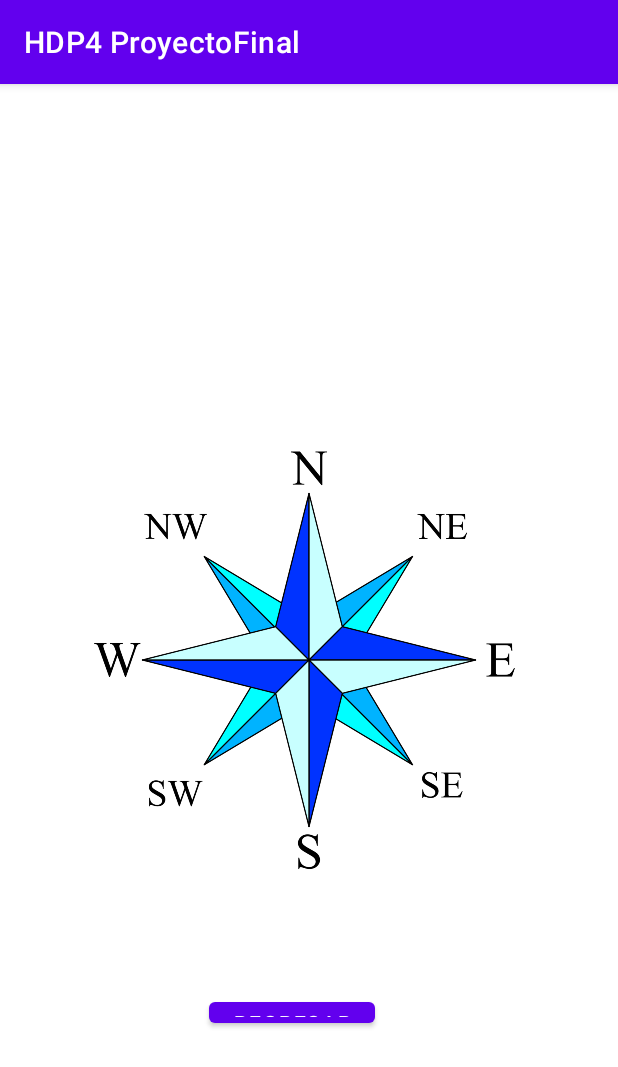
After one commit to bryanjtc/HDP4ProyectoFinal, an Android app: the Brujula screen opened directly, with no data from a screen before it, on a phone screen of 412 x 824 dp. The commit adds this screen. Shown: the top 1067 px of the screen. Run offline under Robolectric (Android 15) with nearby library versions, the phone set to English and light mode, and no system bars.

Commit message:
Added Compass
Added compass which uses the magnetic field sensor of the phone to operate

```diff
--- /dev/null
+++ b/app/src/main/java/com/example/hdp4proyectofinal/Brujula.java
@@ -0,0 +1,107 @@
+package com.example.hdp4proyectofinal;
+
+import androidx.appcompat.app.AppCompatActivity;
+
+import android.content.Intent;
+import android.hardware.Sensor;
+import android.hardware.SensorEvent;
+import android.hardware.SensorEventListener;
+import android.hardware.SensorManager;
+import android.os.Bundle;
+import android.view.animation.Animation;
+import android.view.animation.RotateAnimation;
+import android.widget.Button;
+import android.widget.ImageView;
+
+public class Brujula extends AppCompatActivity implements SensorEventListener {
+
+    ImageView imageView;
+    float[] mGravity = new float[3];
+    float[] mGeomagnetic = new float[3];
+    float azimuth = 0f;
+    float correctAzimuth = 0f;
+    SensorManager mSensorManager;
+    private Sensor magnetic;
+
+    @Override
+    protected void onCreate(Bundle savedInstanceState) {
+        super.onCreate(savedInstanceState);
+        setContentView(R.layout.activity_brujula);
+
+        imageView = findViewById(R.id.compass);
+        mSensorManager = (SensorManager) getSystemService(SENSOR_SERVICE);
+        Button btnRegresar = findViewById(R.id.btnRegresar);
+
+        if(mSensorManager.getDefaultSensor(Sensor.TYPE_MAGNETIC_FIELD)!=null)
+        {
+            magnetic=mSensorManager.getDefaultSensor(Sensor.TYPE_MAGNETIC_FIELD);
+        }else{
+            String mensaje="El sensor no esta presente";
+        }
+
+        btnRegresar.setOnClickListener(v -> {
+            Intent intentMain = new Intent(getApplicationContext(), MainActivity.class);
+            startActivity(intentMain);
+        });
+
+    }
+
+
+    @Override
+    protected void onResume() {
+        super.onResume();
+        mSensorManager.registerListener(this,mSensorManager.getDefaultSensor(Sensor.TYPE_MAGNETIC_FIELD),SensorManager.SENSOR_DELAY_GAME);
+        mSensorManager.registerListener(this,mSensorManager.getDefaultSensor(Sensor.TYPE_ACCELEROMETER),SensorManager.SENSOR_DELAY_GAME);
+    }
+
+    @Override
+    protected void onPause() {
+        super.onPause();
+        mSensorManager.unregisterListener(this);
+    }
+
+    @Override
+    public void onSensorChanged(SensorEvent sensorEvent) {
+        final float alpha = 0.97f;
+        synchronized (this){
+            if (sensorEvent.sensor.getType()==Sensor.TYPE_ACCELEROMETER)
+            {
+                mGravity [0] = alpha*mGravity[0] + (1-alpha)*sensorEvent.values[0];
+                mGravity [1] = alpha*mGravity[1] + (1-alpha)*sensorEvent.values[1];
+                mGravity [2] = alpha*mGravity[2] + (1-alpha)*sensorEvent.values[2];
+            }
+
+            if (sensorEvent.sensor.getType()==Sensor.TYPE_MAGNETIC_FIELD)
+            {
+                mGeomagnetic [0] = alpha*mGeomagnetic[0] + (1-alpha)*sensorEvent.values[0];
+                mGeomagnetic [1] = alpha*mGeomagnetic[1] + (1-alpha)*sensorEvent.values[1];
+                mGeomagnetic [2] = alpha*mGeomagnetic[2] + (1-alpha)*sensorEvent.values[2];
+            }
+
+            float R[] = new float [9];
+            float I[] = new float [9];
+            boolean success = SensorManager.getRotationMatrix(R,I,mGravity,mGeomagnetic);
+            if (success)
+            {
+                float orientation[] = new float [3];
+                SensorManager.getOrientation(R,orientation);
+                azimuth = (float)Math.toDegrees(orientation[0]);
+                azimuth=(azimuth+360)%360;
+
+                Animation anim = new RotateAnimation(-correctAzimuth, -azimuth, Animation.RELATIVE_TO_SELF,0.5f,Animation.RELATIVE_TO_SELF,0.5f);
+                correctAzimuth= azimuth;
+
+                anim.setDuration(500);
+                anim.setRepeatCount(0);
+                anim.setFillAfter(true);
+
+                imageView.startAnimation(anim);
+            }
+        }
+    }
+
+    @Override
+    public void onAccuracyChanged(Sensor sensor, int i) {
+
+    }
+}
--- a/app/src/main/java/com/example/hdp4proyectofinal/MainActivity.java
+++ b/app/src/main/java/com/example/hdp4proyectofinal/MainActivity.java
@@ -90,6 +90,11 @@ public class MainActivity extends AppCompatActivity {
                 Intent intentProximidad = new Intent(getApplicationContext(), Proximidad.class);
                 startActivity(intentProximidad);
             }
+
+            if (isSelectedBrujula[0]) {
+                Intent intentBrujula = new Intent(getApplicationContext(), Brujula.class);
+                startActivity(intentBrujula);
+            }
         });
     }
 }
--- /dev/null
+++ b/app/src/main/res/layout/activity_brujula.xml
@@ -0,0 +1,32 @@
+<?xml version="1.0" encoding="utf-8"?>
+<RelativeLayout xmlns:android="http://schemas.android.com/apk/res/android"
+    xmlns:app="http://schemas.android.com/apk/res-auto"
+    xmlns:tools="http://schemas.android.com/tools"
+    android:layout_width="match_parent"
+    android:layout_height="match_parent"
+    tools:context=".Brujula">
+
+    <ImageView
+        android:id="@+id/compass"
+        android:layout_centerInParent="true"
+        android:src="@drawable/compass"
+        android:layout_width="300dp"
+        android:layout_height="300dp" >
+    </ImageView>
+
+    <Button
+        android:id="@+id/btnRegresar"
+        android:layout_width="wrap_content"
+        android:layout_height="wrap_content"
+        android:layout_alignParentStart="true"
+        android:layout_alignParentTop="true"
+        android:layout_centerHorizontal="true"
+        android:layout_marginStart="139dp"
+        android:layout_marginTop="606dp"
+        android:layout_marginBottom="136dp"
+        android:text="@string/regresar"
+        app:layout_constraintBottom_toBottomOf="parent"
+        app:layout_constraintEnd_toEndOf="parent"
+        app:layout_constraintStart_toStartOf="parent" />
+
+</RelativeLayout>
```
Also changed, not shown: app/src/main/AndroidManifest.xml (+7 -0 lines), app/src/main/res/drawable-v24/compass.png (added).
